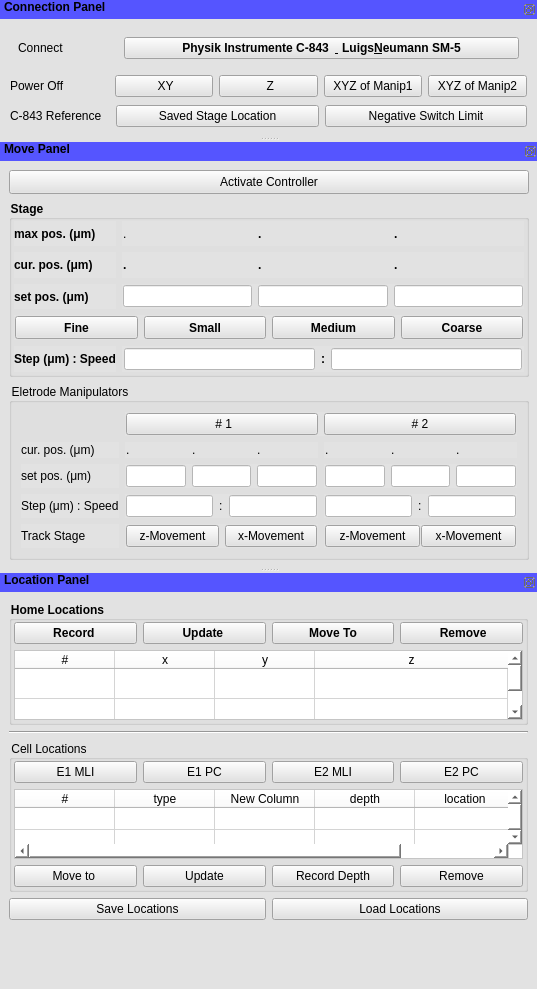
Old version of the form manipulator.ui in the repository mgraupe/ManipulatorControl.
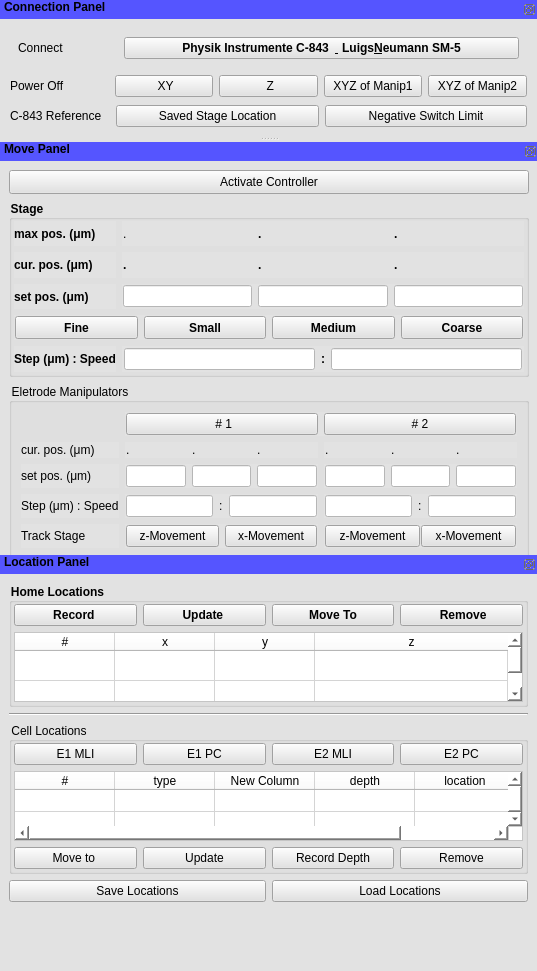
New version of the form.

Patch:
```diff
--- a/manipulator.ui
+++ b/manipulator.ui
@@ -10,7 +10,7 @@
     <x>0</x>
     <y>0</y>
     <width>537</width>
-    <height>989</height>
+    <height>971</height>
    </rect>
   </property>
   <property name="minimumSize">
@@ -38,24 +38,6 @@
     </property>
    </layout>
   </widget>
-  <widget class="QMenuBar" name="menubar">
-   <property name="geometry">
-    <rect>
-     <x>0</x>
-     <y>0</y>
-     <width>537</width>
-     <height>21</height>
-    </rect>
-   </property>
-  </widget>
-  <widget class="QStatusBar" name="statusbar">
-   <property name="minimumSize">
-    <size>
-     <width>0</width>
-     <height>60</height>
-    </size>
-   </property>
-  </widget>
   <widget class="QDockWidget" name="dockWidget">
    <property name="minimumSize">
     <size>
@@ -1374,6 +1356,14 @@
     </layout>
    </widget>
   </widget>
+  <widget class="QStatusBar" name="statusbar">
+   <property name="minimumSize">
+    <size>
+     <width>0</width>
+     <height>60</height>
+    </size>
+   </property>
+  </widget>
  </widget>
  <resources/>
  <connections/>
```
